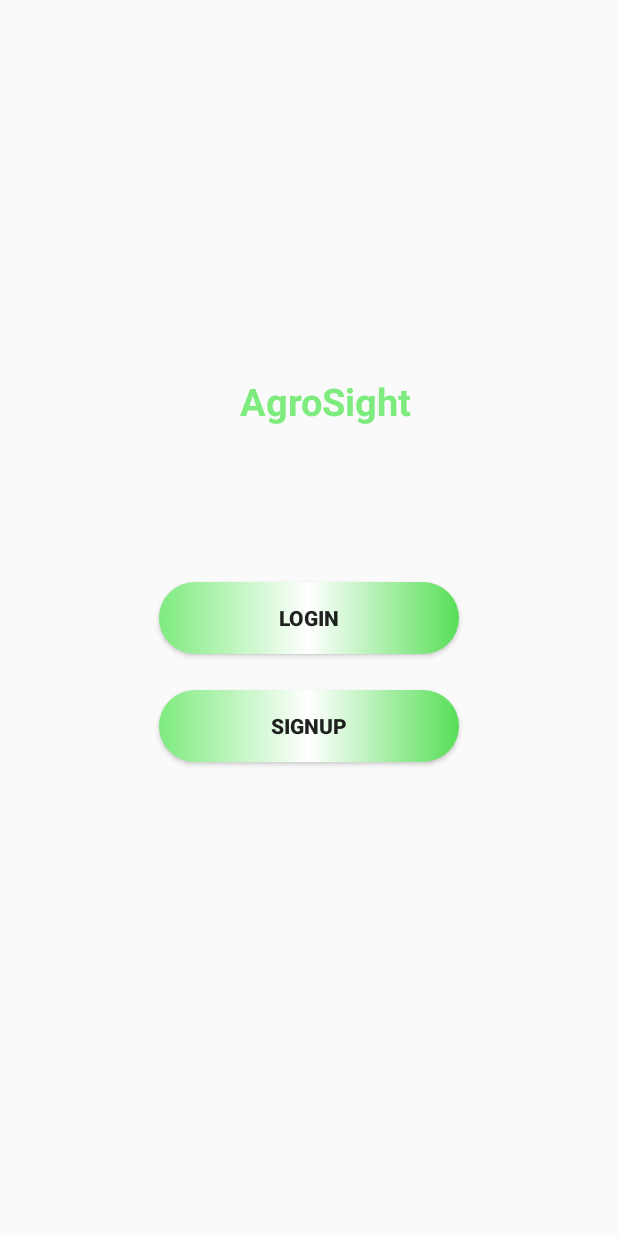
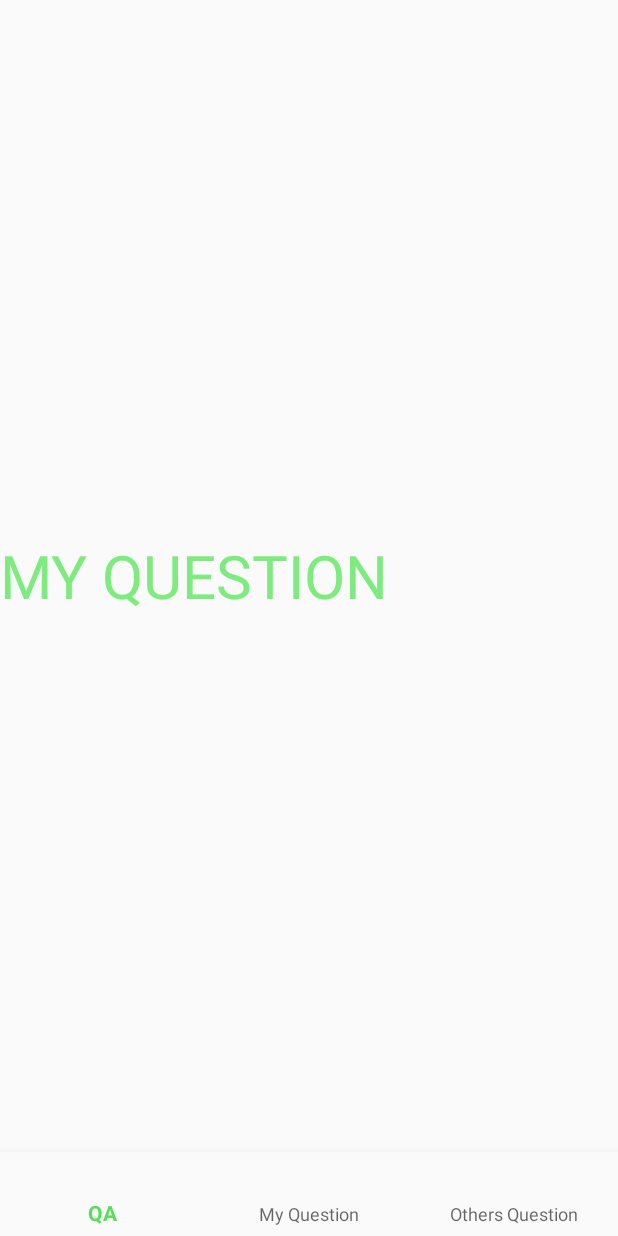
Before and after one commit to smritylavanya/AgroSight, an Android app: the screen it shows after launch (MainActivity before the commit, HomeActivity after it), on a phone screen of 412 x 824 dp. Run offline under Robolectric (Android 15) with nearby library versions, the phone set to English and light mode, and no system bars.

Commit message:
home navigation added

```diff
--- a/app/build.gradle
+++ b/app/build.gradle
@@ -39,6 +39,7 @@ dependencies {
     // Kotlin
     implementation 'androidx.core:core-ktx:1.3.2'
     implementation "org.jetbrains.kotlin:kotlin-stdlib:$kotlin_version"
+    implementation 'com.google.android.material:material:1.4.0-alpha02'
     testImplementation 'junit:junit:4.12'
     androidTestImplementation 'androidx.test.ext:junit:1.1.2'
     implementation 'com.android.volley:volley:1.1.1'
--- a/app/src/main/java/info/androidhive/agrosight/HomeActivity.java
+++ b/app/src/main/java/info/androidhive/agrosight/HomeActivity.java
@@ -1,8 +1,13 @@
 package info.androidhive.agrosight;
 
+import androidx.annotation.NonNull;
 import androidx.appcompat.app.AppCompatActivity;
+import androidx.fragment.app.Fragment;
 
 import android.os.Bundle;
+import android.view.MenuItem;
+
+import com.google.android.material.bottomnavigation.BottomNavigationView;
 
 public class HomeActivity extends AppCompatActivity {
 
@@ -10,5 +15,35 @@ public class HomeActivity extends AppCompatActivity {
     protected void onCreate(Bundle savedInstanceState) {
         super.onCreate(savedInstanceState);
         setContentView(R.layout.activity_home);
+        BottomNavigationView bottomNavigationView=findViewById(R.id.bottom_nav);
+        bottomNavigationView.setOnNavigationItemSelectedListener(navigationItemSelectedListner);
+        getSupportFragmentManager().beginTransaction().replace(R.id.fragmentcontainer,new MyQuestionFragment()).commit();
+
+
+
     }
+
+    private BottomNavigationView.OnNavigationItemSelectedListener navigationItemSelectedListner =new BottomNavigationView.OnNavigationItemSelectedListener() {
+        @Override
+        public boolean onNavigationItemSelected(@NonNull MenuItem item) {
+
+            Fragment selectedFragment=null;
+            switch (item.getItemId())
+            {
+                case R.id.Q_A:
+                    selectedFragment=new QuestionAnswerFragment();
+                    break;
+                case R.id.My_Question:
+                    selectedFragment=new MyQuestionFragment();
+                    break;
+                case R.id.Others:
+                    selectedFragment=new OthersQuestionFragment();
+                    break;
+
+            }
+             getSupportFragmentManager().beginTransaction().replace(R.id.fragmentcontainer,selectedFragment).commit();
+            return true;
+        }
+
+    };
 }
--- /dev/null
+++ b/app/src/main/java/info/androidhive/agrosight/MyQuestionFragment.java
@@ -0,0 +1,19 @@
+package info.androidhive.agrosight;
+
+import android.os.Bundle;
+import android.view.LayoutInflater;
+import android.view.View;
+import android.view.ViewGroup;
+
+import androidx.annotation.NonNull;
+import androidx.annotation.Nullable;
+import androidx.fragment.app.Fragment;
+
+public class MyQuestionFragment extends Fragment {
+
+    @Nullable
+    @Override
+    public View onCreateView(@NonNull LayoutInflater inflater, @Nullable ViewGroup container, @Nullable Bundle savedInstanceState) {
+        return inflater.inflate(R.layout.fragement_my_ques,container,false);
+    }
+}
--- a/app/src/main/res/layout/activity_home.xml
+++ b/app/src/main/res/layout/activity_home.xml
@@ -1,9 +1,23 @@
 <?xml version="1.0" encoding="utf-8"?>
-<androidx.constraintlayout.widget.ConstraintLayout xmlns:android="http://schemas.android.com/apk/res/android"
+<RelativeLayout xmlns:android="http://schemas.android.com/apk/res/android"
     xmlns:app="http://schemas.android.com/apk/res-auto"
     xmlns:tools="http://schemas.android.com/tools"
     android:layout_width="match_parent"
     android:layout_height="match_parent"
     tools:context=".HomeActivity">
+    <FrameLayout
+        android:layout_width="match_parent"
+        android:layout_height="match_parent"
+        android:id="@+id/fragmentcontainer"
+        android:layout_above="@+id/bottom_nav"></FrameLayout>
 
-</androidx.constraintlayout.widget.ConstraintLayout>
+    <com.google.android.material.bottomnavigation.BottomNavigationView
+        android:id="@+id/bottom_nav"
+        android:layout_width="match_parent"
+        android:layout_height="wrap_content"
+        android:layout_alignParentBottom="true"
+        android:background="?android:attr/windowBackground"
+        app:menu="@menu/menu" />
+
+
+</RelativeLayout>
--- /dev/null
+++ b/app/src/main/res/layout/fragement_my_ques.xml
@@ -0,0 +1,12 @@
+<?xml version="1.0" encoding="utf-8"?>
+<RelativeLayout xmlns:android="http://schemas.android.com/apk/res/android"
+    android:layout_width="match_parent" android:layout_height="match_parent">
+<TextView
+    android:layout_width="match_parent"
+    android:layout_height="wrap_content"
+    android:text="MY QUESTION"
+    android:textSize="60px"
+    android:textColor="@color/colorAccent"
+    android:layout_centerInParent="true"></TextView>
+
+</RelativeLayout>
--- /dev/null
+++ b/app/src/main/res/menu/menu.xml
@@ -0,0 +1,15 @@
+<?xml version="1.0" encoding="utf-8"?>
+<menu xmlns:android="http://schemas.android.com/apk/res/android">
+
+    <item android:id="@+id/Q_A"
+
+        android:title="QA"></item>
+    <item android:id="@+id/My_Question"
+
+        android:title="My Question"></item>
+    <item android:id="@+id/Others"
+
+        android:title="Others Question"></item>
+
+
+</menu>
```
Also changed, not shown: app/src/main/AndroidManifest.xml (+6 -4 lines), app/src/main/java/info/androidhive/agrosight/OthersQuestionFragment.java (added, +19 -0 lines), app/src/main/java/info/androidhive/agrosight/QuestionAnswerFragment.java (added, +19 -0 lines), app/src/main/res/layout/fragement_others_ques.xml (added, +12 -0 lines), app/src/main/res/layout/fragement_ques_ans.xml (added, +12 -0 lines).
